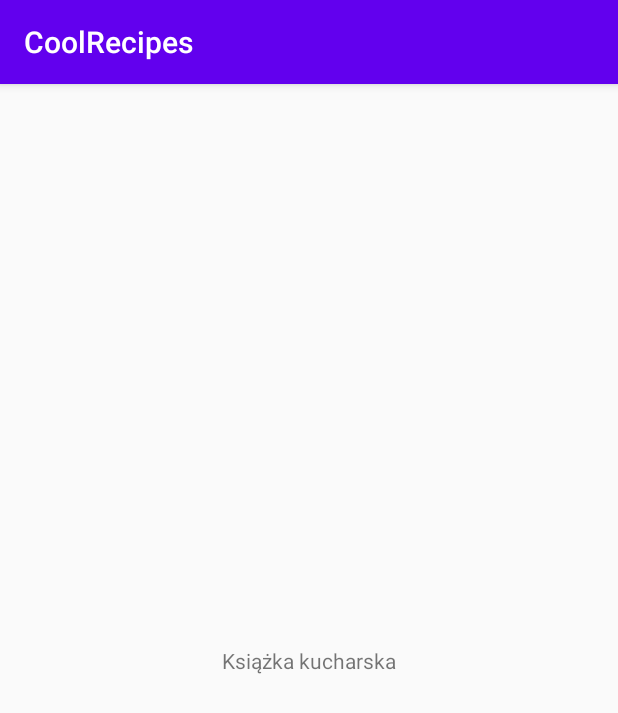
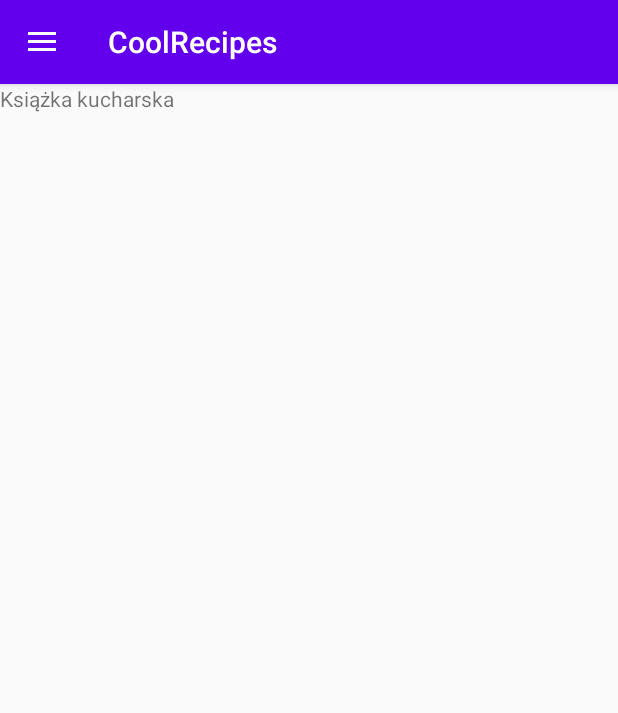
Before and after one commit to Battleship-ZMP/mobile, an Android app: the screen it shows after launch (CookBookActivity before the commit, MainActivity after it), in the side drawer, after a tap on "Książka kucharska", on a phone screen of 412 x 824 dp. Shown: the top 713 px of the screen. Run offline under Robolectric (Android 15) with nearby library versions, the phone set to English and light mode, and no system bars; our stand-ins replace Firebase (no records; nobody signed in at launch, a user with empty details on screens opened directly); libraries missing offline, so code that uses them is left out: com.firebase.ui; 1 statement that could not run was skipped.

Commit message:
Activities na Fragments

```diff
--- a/app/build.gradle
+++ b/app/build.gradle
@@ -34,6 +34,7 @@ dependencies {
     implementation 'androidx.constraintlayout:constraintlayout:1.1.3'
     implementation 'com.google.firebase:firebase-auth:19.3.0'
     implementation 'com.firebaseui:firebase-ui-auth:6.2.0'
+    implementation 'androidx.legacy:legacy-support-v4:1.0.0'
     testImplementation 'junit:junit:4.12'
     androidTestImplementation 'androidx.test.ext:junit:1.1.1'
     androidTestImplementation 'androidx.test.espresso:espresso-core:3.2.0'
--- a/app/src/main/AndroidManifest.xml
+++ b/app/src/main/AndroidManifest.xml
@@ -9,8 +9,6 @@
         android:roundIcon="@mipmap/ic_launcher_round"
         android:supportsRtl="true"
         android:theme="@style/AppTheme">
-        <activity android:name=".ProfileActivity"></activity>
-        <activity android:name=".CookBookActivity" />
         <activity
             android:name=".MainActivity"
             android:theme="@style/AppTheme.NoActionBar">
--- a/app/src/main/java/com/example/coolrecipes/CookBookActivity.kt
+++ /dev/null
@@ -1,12 +0,0 @@
-package com.example.coolrecipes
-
-import androidx.appcompat.app.AppCompatActivity
-import android.os.Bundle
-
-class CookBookActivity : AppCompatActivity() {
-
-    override fun onCreate(savedInstanceState: Bundle?) {
-        super.onCreate(savedInstanceState)
-        setContentView(R.layout.activity_cook_book)
-    }
-}
--- a/app/src/main/java/com/example/coolrecipes/MainActivity.kt
+++ b/app/src/main/java/com/example/coolrecipes/MainActivity.kt
@@ -12,6 +12,9 @@ import androidx.appcompat.app.ActionBarDrawerToggle
 import androidx.appcompat.widget.Toolbar
 import androidx.core.view.GravityCompat
 import androidx.drawerlayout.widget.DrawerLayout
+import androidx.fragment.app.FragmentTransaction
+import com.example.coolrecipes.fragments.CookBookFragment
+import com.example.coolrecipes.fragments.ProfileFragment
 import com.firebase.ui.auth.AuthUI
 import com.firebase.ui.auth.IdpResponse
 import com.google.android.material.navigation.NavigationView
@@ -25,6 +28,8 @@ class MainActivity : AppCompatActivity(), NavigationView.OnNavigationItemSelecte
     lateinit var toolbar: Toolbar
     lateinit var drawerLayout: DrawerLayout
     lateinit var navView: NavigationView
+    lateinit var cookbookFragment: CookBookFragment
+    lateinit var profileFragment: ProfileFragment
 
     override fun onCreate(savedInstanceState: Bundle?) {
         super.onCreate(savedInstanceState)
@@ -47,6 +52,9 @@ class MainActivity : AppCompatActivity(), NavigationView.OnNavigationItemSelecte
             AuthUI.IdpConfig.EmailBuilder().build(),
             //AuthUI.IdpConfig.FacebookBuilder().build(),
             AuthUI.IdpConfig.GoogleBuilder().build())
+
+        cookbookFragment = CookBookFragment.newInstance()
+        profileFragment = ProfileFragment.newInstance()
     }
 
     override fun onActivityResult(requestCode: Int, resultCode: Int, data: Intent?) {
@@ -72,13 +80,21 @@ class MainActivity : AppCompatActivity(), NavigationView.OnNavigationItemSelecte
 
     override fun onNavigationItemSelected(item: MenuItem): Boolean {
         when (item.itemId) {
+            R.id.nav_cookbook -> {
+                supportFragmentManager
+                    .beginTransaction()
+                    .replace(R.id.container, cookbookFragment)
+                    .addToBackStack(cookbookFragment.toString())
+                    .setTransition(FragmentTransaction.TRANSIT_FRAGMENT_OPEN)
+                    .commit()
+            }
             R.id.nav_profile -> {
-                val intent = Intent(this, ProfileActivity::class.java)
-                startActivity(intent)
-            }
-            R.id.nav_cookbook -> {
-                val intent = Intent(this, CookBookActivity::class.java)
-                startActivity(intent)
+                supportFragmentManager
+                    .beginTransaction()
+                    .replace(R.id.container, profileFragment)
+                    .addToBackStack(profileFragment.toString())
+                    .setTransition(FragmentTransaction.TRANSIT_FRAGMENT_OPEN)
+                    .commit()
             }
             R.id.nav_login -> {
                 startActivityForResult(AuthUI.getInstance().createSignInIntentBuilder()
@@ -101,4 +117,5 @@ class MainActivity : AppCompatActivity(), NavigationView.OnNavigationItemSelecte
         drawerLayout.closeDrawer(GravityCompat.START)
         return true
     }
+
 }
--- /dev/null
+++ b/app/src/main/java/com/example/coolrecipes/fragments/CookBookFragment.kt
@@ -0,0 +1,60 @@
+package com.example.coolrecipes.fragments
+
+import android.os.Bundle
+import androidx.fragment.app.Fragment
+import android.view.LayoutInflater
+import android.view.View
+import android.view.ViewGroup
+
+import com.example.coolrecipes.R
+
+// TODO: Rename parameter arguments, choose names that match
+// the fragment initialization parameters, e.g. ARG_ITEM_NUMBER
+private const val ARG_PARAM1 = "param1"
+private const val ARG_PARAM2 = "param2"
+
+/**
+ * A simple [Fragment] subclass.
+ * Use the [CookBookFragment.newInstance] factory method to
+ * create an instance of this fragment.
+ */
+class CookBookFragment : Fragment() {
+    // TODO: Rename and change types of parameters
+    private var param1: String? = null
+    private var param2: String? = null
+
+    override fun onCreate(savedInstanceState: Bundle?) {
+        super.onCreate(savedInstanceState)
+        arguments?.let {
+            param1 = it.getString(ARG_PARAM1)
+            param2 = it.getString(ARG_PARAM2)
+        }
+    }
+
+    override fun onCreateView(
+        inflater: LayoutInflater, container: ViewGroup?,
+        savedInstanceState: Bundle?
+    ): View? {
+        // Inflate the layout for this fragment
+        return inflater.inflate(R.layout.fragment_cook_book, container, false)
+    }
+
+    companion object {
+        /**
+         * Use this factory method to create a new instance of
+         * this fragment using the provided parameters.
+         *
+         * @param param1 Parameter 1.
+         * @param param2 Parameter 2.
+         * @return A new instance of fragment CookBookFragment.
+         */
+        // TODO: Rename and change types and number of parameters
+        @JvmStatic
+        fun newInstance() =
+            CookBookFragment().apply {
+                arguments = Bundle().apply {
+
+                }
+            }
+    }
+}
--- /dev/null
+++ b/app/src/main/java/com/example/coolrecipes/fragments/ProfileFragment.kt
@@ -0,0 +1,60 @@
+package com.example.coolrecipes.fragments
+
+import android.os.Bundle
+import androidx.fragment.app.Fragment
+import android.view.LayoutInflater
+import android.view.View
+import android.view.ViewGroup
+
+import com.example.coolrecipes.R
+
+// TODO: Rename parameter arguments, choose names that match
+// the fragment initialization parameters, e.g. ARG_ITEM_NUMBER
+private const val ARG_PARAM1 = "param1"
+private const val ARG_PARAM2 = "param2"
+
+/**
+ * A simple [Fragment] subclass.
+ * Use the [ProfileFragment.newInstance] factory method to
+ * create an instance of this fragment.
+ */
+class ProfileFragment : Fragment() {
+    // TODO: Rename and change types of parameters
+    private var param1: String? = null
+    private var param2: String? = null
+
+    override fun onCreate(savedInstanceState: Bundle?) {
+        super.onCreate(savedInstanceState)
+        arguments?.let {
+            param1 = it.getString(ARG_PARAM1)
+            param2 = it.getString(ARG_PARAM2)
+        }
+    }
+
+    override fun onCreateView(
+        inflater: LayoutInflater, container: ViewGroup?,
+        savedInstanceState: Bundle?
+    ): View? {
+        // Inflate the layout for this fragment
+        return inflater.inflate(R.layout.fragment_profile, container, false)
+    }
+
+    companion object {
+        /**
+         * Use this factory method to create a new instance of
+         * this fragment using the provided parameters.
+         *
+         * @param param1 Parameter 1.
+         * @param param2 Parameter 2.
+         * @return A new instance of fragment ProfileFragment.
+         */
+        // TODO: Rename and change types and number of parameters
+        @JvmStatic
+        fun newInstance() =
+            ProfileFragment().apply {
+                arguments = Bundle().apply {
+
+                }
+            }
+    }
+}
--- a/app/src/main/res/layout/activity_cook_book.xml
+++ /dev/null
@@ -1,19 +0,0 @@
-<?xml version="1.0" encoding="utf-8"?>
-<androidx.constraintlayout.widget.ConstraintLayout xmlns:android="http://schemas.android.com/apk/res/android"
-    xmlns:app="http://schemas.android.com/apk/res-auto"
-    xmlns:tools="http://schemas.android.com/tools"
-    android:layout_width="match_parent"
-    android:layout_height="match_parent"
-    tools:context=".CookBookActivity">
-
-    <TextView
-        android:id="@+id/textView"
-        android:layout_width="wrap_content"
-        android:layout_height="wrap_content"
-        android:text="Książka kucharska"
-        app:layout_constraintBottom_toBottomOf="parent"
-        app:layout_constraintEnd_toEndOf="parent"
-        app:layout_constraintStart_toStartOf="parent"
-        app:layout_constraintTop_toTopOf="parent" />
-
-</androidx.constraintlayout.widget.ConstraintLayout>
--- a/app/src/main/res/layout/content_main.xml
+++ b/app/src/main/res/layout/content_main.xml
@@ -34,13 +34,10 @@
 
 
     <LinearLayout
+        android:id="@+id/container"
         android:layout_width="match_parent"
         android:layout_height="match_parent"
         android:orientation="vertical">
-        <TextView
-            android:layout_width="wrap_content"
-            android:layout_height="wrap_content"
-            android:text="CoolRecipes app"/>
     </LinearLayout>
 
 </LinearLayout>
--- /dev/null
+++ b/app/src/main/res/layout/fragment_cook_book.xml
@@ -0,0 +1,14 @@
+<?xml version="1.0" encoding="utf-8"?>
+<FrameLayout xmlns:android="http://schemas.android.com/apk/res/android"
+    xmlns:tools="http://schemas.android.com/tools"
+    android:layout_width="match_parent"
+    android:layout_height="match_parent"
+    tools:context=".fragments.CookBookFragment">
+
+    <!-- TODO: Update blank fragment layout -->
+    <TextView
+        android:layout_width="match_parent"
+        android:layout_height="match_parent"
+        android:text="Książka kucharska" />
+
+</FrameLayout>
--- a/app/src/main/res/values/strings.xml
+++ b/app/src/main/res/values/strings.xml
@@ -1,3 +1,6 @@
 <resources>
     <string name="app_name">CoolRecipes</string>
+
+    <!-- TODO: Remove or change this placeholder text -->
+    <string name="hello_blank_fragment">Hello blank fragment</string>
 </resources>
```
Also changed, not shown: app/src/main/java/com/example/coolrecipes/ProfileActivity.kt (deleted, +0 -12 lines), app/src/main/res/layout/activity_profile.xml (deleted, +0 -19 lines), app/src/main/res/layout/fragment_profile.xml (added, +14 -0 lines).
